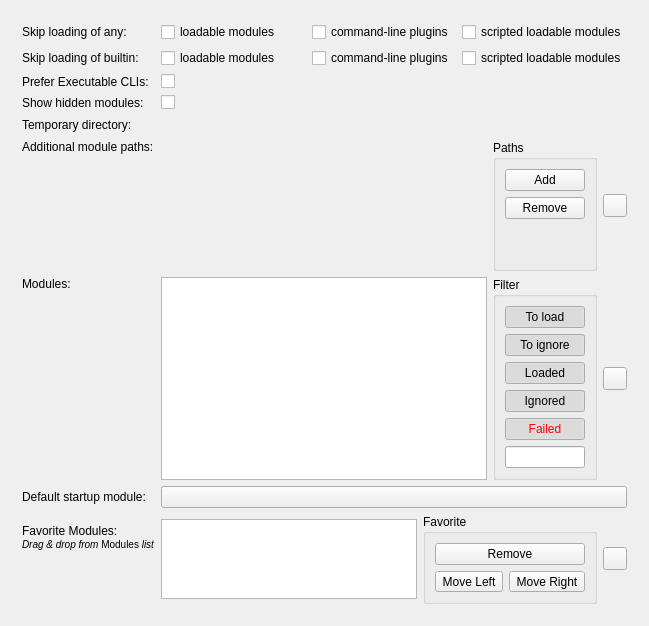
Before: the Qt Designer form Base/QTGUI/Resources/UI/qSlicerSettingsModulesPanel.ui in Slicer/SlicerGitSVNArchive, drawn with Qt 5.
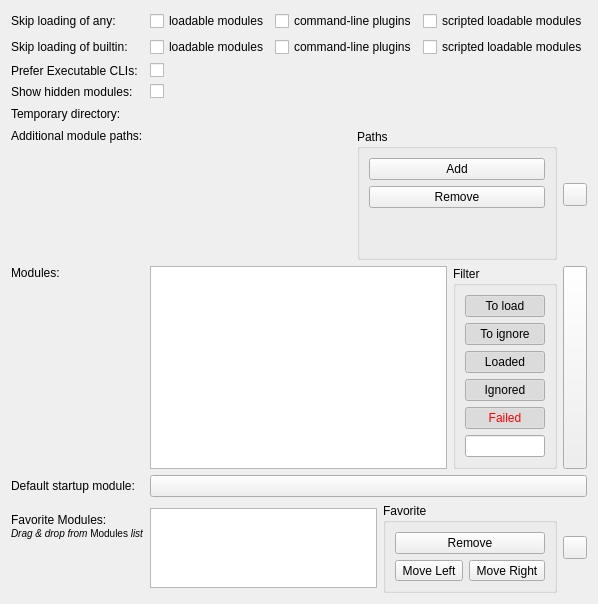
After: the same form once the commit is applied. Custom widgets are drawn as their Qt base class.

Commit message:
ENH: Reduce minimum size of module settings panel
On some computers, module settings panel was too tall and the "Reset" button was not visible after adding an additional module path and restart hint appeared.

Patch:
```diff
--- a/Base/QTGUI/Resources/UI/qSlicerSettingsModulesPanel.ui
+++ b/Base/QTGUI/Resources/UI/qSlicerSettingsModulesPanel.ui
@@ -2,8 +2,16 @@
 <ui version="4.0">
  <class>qSlicerSettingsModulesPanel</class>
  <widget class="ctkSettingsPanel" name="qSlicerSettingsModulesPanel">
+  <property name="geometry">
+   <rect>
+    <x>0</x>
+    <y>0</y>
+    <width>398</width>
+    <height>506</height>
+   </rect>
+  </property>
   <property name="sizePolicy">
-   <sizepolicy hsizetype="Preferred" vsizetype="MinimumExpanding">
+   <sizepolicy hsizetype="Preferred" vsizetype="Expanding">
     <horstretch>0</horstretch>
     <verstretch>0</verstretch>
    </sizepolicy>
@@ -12,18 +20,6 @@
    <string>Module</string>
   </property>
   <layout class="QFormLayout" name="formLayout">
-   <property name="leftMargin">
-    <number>22</number>
-   </property>
-   <property name="topMargin">
-    <number>22</number>
-   </property>
-   <property name="rightMargin">
-    <number>22</number>
-   </property>
-   <property name="bottomMargin">
-    <number>22</number>
-   </property>
    <item row="3" column="0">
     <widget class="QLabel" name="LoadBuildInModulesLabel">
      <property name="sizePolicy">
@@ -272,7 +268,7 @@
      </property>
      <layout class="QHBoxLayout" name="horizontalLayout_8">
       <item>
-       <widget class="ctkDirectoryButton" name="TemporaryDirectoryButton" native="true"/>
+       <widget class="ctkDirectoryButton" name="TemporaryDirectoryButton"/>
       </item>
      </layout>
     </widget>
@@ -296,9 +292,9 @@
    <item row="7" column="1">
     <widget class="QWidget" name="AdditionalModulePathsWidget" native="true">
      <property name="sizePolicy">
-      <sizepolicy hsizetype="Preferred" vsizetype="MinimumExpanding">
+      <sizepolicy hsizetype="Preferred" vsizetype="Fixed">
        <horstretch>0</horstretch>
-       <verstretch>1</verstretch>
+       <verstretch>0</verstretch>
       </sizepolicy>
      </property>
      <layout class="QHBoxLayout" name="horizontalLayout_2">
@@ -315,12 +311,12 @@
        <number>0</number>
       </property>
       <item>
-       <widget class="qSlicerDirectoryListView" name="AdditionalModulePathsView" native="true">
-        <property name="sizePolicy">
-         <sizepolicy hsizetype="MinimumExpanding" vsizetype="MinimumExpanding">
-          <horstretch>0</horstretch>
-          <verstretch>0</verstretch>
-         </sizepolicy>
+       <widget class="qSlicerDirectoryListView" name="AdditionalModulePathsView">
+        <property name="maximumSize">
+         <size>
+          <width>16777215</width>
+          <height>100</height>
+         </size>
         </property>
        </widget>
       </item>
@@ -365,7 +361,7 @@
         <property name="checked">
          <bool>false</bool>
         </property>
-        <property name="mirrorOnExpand" stdset="0">
+        <property name="mirrorOnExpand">
          <bool>true</bool>
         </property>
        </widget>
@@ -397,7 +393,7 @@
      <property name="sizePolicy">
       <sizepolicy hsizetype="Preferred" vsizetype="MinimumExpanding">
        <horstretch>0</horstretch>
-       <verstretch>2</verstretch>
+       <verstretch>1</verstretch>
       </sizepolicy>
      </property>
      <layout class="QHBoxLayout" name="horizontalLayout">
@@ -415,11 +411,11 @@
       </property>
       <item>
        <widget class="qSlicerModulesListView" name="DisableModulesListView">
-        <property name="minimumSize">
-         <size>
-          <width>0</width>
-          <height>140</height>
-         </size>
+        <property name="sizePolicy">
+         <sizepolicy hsizetype="Expanding" vsizetype="Expanding">
+          <horstretch>0</horstretch>
+          <verstretch>1</verstretch>
+         </sizepolicy>
         </property>
         <property name="horizontalScrollBarPolicy">
          <enum>Qt::ScrollBarAlwaysOff</enum>
@@ -433,13 +429,19 @@
         <property name="alternatingRowColors">
          <bool>false</bool>
         </property>
-        <property name="checkBoxVisible" stdset="0">
+        <property name="checkBoxVisible">
          <bool>true</bool>
         </property>
        </widget>
       </item>
       <item>
        <widget class="QGroupBox" name="FilterGroupBox">
+        <property name="sizePolicy">
+         <sizepolicy hsizetype="Preferred" vsizetype="Expanding">
+          <horstretch>0</horstretch>
+          <verstretch>1</verstretch>
+         </sizepolicy>
+        </property>
         <property name="title">
          <string>Filter</string>
         </property>
@@ -461,10 +463,10 @@
            <property name="checked">
             <bool>true</bool>
            </property>
-           <property name="checkBoxControlsButton" stdset="0">
+           <property name="checkBoxControlsButton">
             <bool>false</bool>
            </property>
-           <property name="checkBoxUserCheckable" stdset="0">
+           <property name="checkBoxUserCheckable">
             <bool>false</bool>
            </property>
           </widget>
@@ -483,10 +485,10 @@
            <property name="checked">
             <bool>true</bool>
            </property>
-           <property name="checkBoxControlsButton" stdset="0">
+           <property name="checkBoxControlsButton">
             <bool>false</bool>
            </property>
-           <property name="checkBoxUserCheckable" stdset="0">
+           <property name="checkBoxUserCheckable">
             <bool>false</bool>
            </property>
           </widget>
@@ -621,7 +623,7 @@
              <verstretch>0</verstretch>
             </sizepolicy>
            </property>
-           <property name="showSearchIcon" stdset="0">
+           <property name="showSearchIcon">
             <bool>true</bool>
            </property>
           </widget>
@@ -644,10 +646,16 @@
       </item>
       <item>
        <widget class="ctkExpandButton" name="FilterMoreButton">
+        <property name="sizePolicy">
+         <sizepolicy hsizetype="Fixed" vsizetype="Expanding">
+          <horstretch>0</horstretch>
+          <verstretch>0</verstretch>
+         </sizepolicy>
+        </property>
         <property name="checked">
          <bool>false</bool>
         </property>
-        <property name="mirrorOnExpand" stdset="0">
+        <property name="mirrorOnExpand">
          <bool>true</bool>
         </property>
        </widget>
@@ -832,7 +840,7 @@
         <property name="checked">
          <bool>false</bool>
         </property>
-        <property name="mirrorOnExpand" stdset="0">
+        <property name="mirrorOnExpand">
          <bool>true</bool>
         </property>
        </widget>
@@ -843,6 +851,12 @@
   </layout>
  </widget>
  <customwidgets>
+  <customwidget>
+   <class>qSlicerDirectoryListView</class>
+   <extends>QWidget</extends>
+   <header>qSlicerDirectoryListView.h</header>
+   <container>1</container>
+  </customwidget>
   <customwidget>
    <class>qSlicerModulesListView</class>
    <extends>QListView</extends>
@@ -850,7 +864,7 @@
   </customwidget>
   <customwidget>
    <class>ctkCheckablePushButton</class>
-   <extends>QPushButton</extends>
+   <extends>ctkPushButton</extends>
    <header>ctkCheckablePushButton.h</header>
   </customwidget>
   <customwidget>
@@ -863,6 +877,11 @@
    <extends>QToolButton</extends>
    <header>ctkExpandButton.h</header>
   </customwidget>
+  <customwidget>
+   <class>ctkPushButton</class>
+   <extends>QPushButton</extends>
+   <header>ctkPushButton.h</header>
+  </customwidget>
   <customwidget>
    <class>ctkSearchBox</class>
    <extends>QLineEdit</extends>
@@ -874,12 +893,6 @@
    <header>ctkSettingsPanel.h</header>
    <container>1</container>
   </customwidget>
-  <customwidget>
-   <class>qSlicerDirectoryListView</class>
-   <extends>QWidget</extends>
-   <header>qSlicerDirectoryListView.h</header>
-   <container>1</container>
-  </customwidget>
  </customwidgets>
  <resources/>
  <connections>
```
